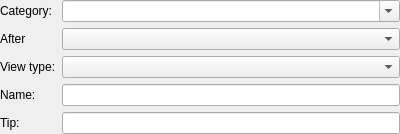
Before: the Qt Designer form plan/kptviewlistaddview.ui in KDE/calligra, drawn with Qt 5.
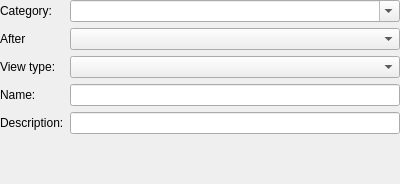
After: the same form once the commit is applied. Custom widgets are drawn as their Qt base class.

Commit message: Plan: Make the view configuration dialogs more legible

Patch:
```diff
--- a/plan/kptviewlistaddview.ui
+++ b/plan/kptviewlistaddview.ui
@@ -7,7 +7,7 @@
     <x>0</x>
     <y>0</y>
     <width>400</width>
-    <height>133</height>
+    <height>184</height>
    </rect>
   </property>
   <layout class="QFormLayout" name="formLayout">
@@ -96,7 +96,7 @@
    <item row="4" column="0">
     <widget class="QLabel" name="label_5">
      <property name="text">
-      <string>Tip:</string>
+      <string>Description:</string>
      </property>
      <property name="buddy">
       <cstring>tooltip</cstring>
```
Left out of the diff: 25 changed lines with no effect on the pictures. The commit also changes 3 other files.
